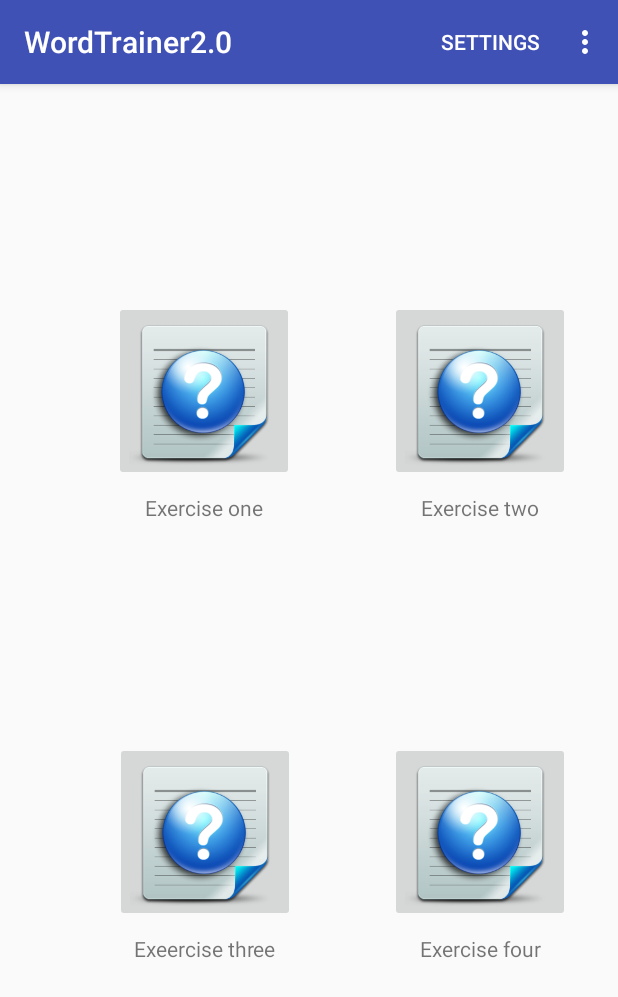
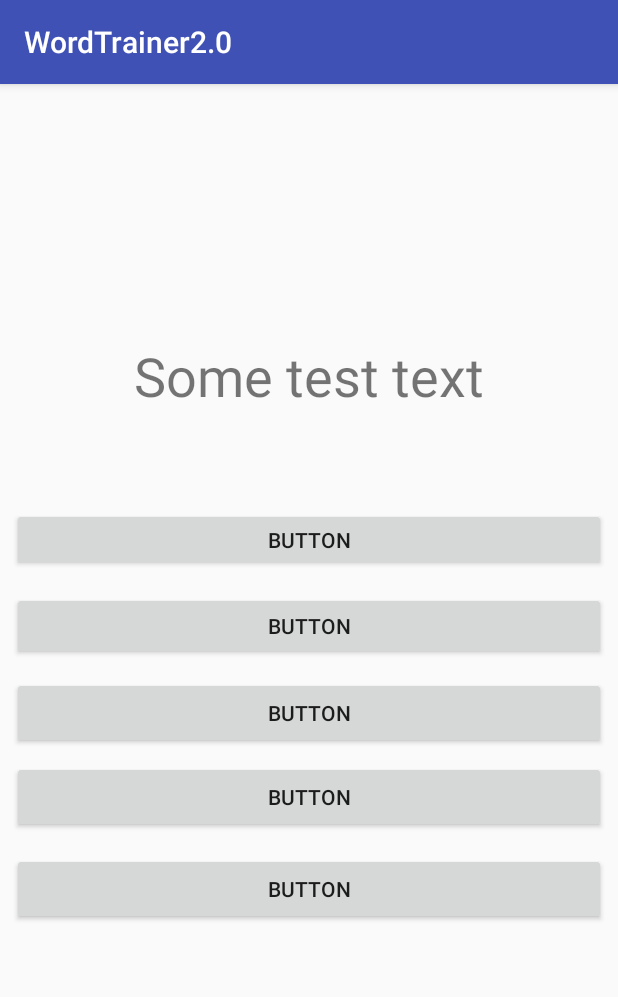
Before and after one commit to kulyklev/WordTrainer2.0, an Android app: the SelectExerciseActivity screen opened directly, with no data from a screen before it, after a tap on an icon or button, on a phone screen of 412 x 824 dp. Shown: the top 997 px of the screen. Run offline under Robolectric (Android 15) with nearby library versions, the phone set to English and light mode, and no system bars; network calls fail.

Commit message:
Added ExerciseThreeActivity which implements task with alternative answers

```diff
--- a/app/src/main/AndroidManifest.xml
+++ b/app/src/main/AndroidManifest.xml
@@ -24,7 +24,8 @@
         <activity android:name=".SelectExerciseActivity" />
         <activity android:name=".ExerciseTwoActivity" />
         <activity android:name=".CalendarActivity" />
-        <activity android:name=".ListOfWordsActivity"></activity>
+        <activity android:name=".ListOfWordsActivity" />
+        <activity android:name=".ExerciseThreeActivity"></activity>
     </application>
 
 </manifest>
--- /dev/null
+++ b/app/src/main/java/com/example/admin/wordtrainer20/ExerciseThreeActivity.java
@@ -0,0 +1,73 @@
+package com.example.admin.wordtrainer20;
+
+import android.support.v7.app.AppCompatActivity;
+import android.os.Bundle;
+import android.view.View;
+import android.widget.Button;
+
+import java.util.ArrayList;
+import java.util.List;
+
+public class ExerciseThreeActivity extends AppCompatActivity implements View.OnClickListener {
+    //Create list if buttons
+    private Button variantButt_1;
+    private Button variantButt_2;
+    private Button variantButt_3;
+    private Button variantButt_4;
+    private Button variantButt_5;
+
+    @Override
+    protected void onCreate(Bundle savedInstanceState) {
+        super.onCreate(savedInstanceState);
+        setContentView(R.layout.activity_exercise_three);
+
+        variantButt_1 = (Button) findViewById(R.id.variantButt_1);
+        variantButt_1.setOnClickListener(this);
+        variantButt_2 = (Button) findViewById(R.id.variantButt_2);
+        variantButt_2.setOnClickListener(this);
+        variantButt_3 = (Button) findViewById(R.id.variantButt_3);
+        variantButt_3.setOnClickListener(this);
+        variantButt_4 = (Button) findViewById(R.id.variantButt_4);
+        variantButt_4.setOnClickListener(this);
+        variantButt_5 = (Button) findViewById(R.id.variantButt_5);
+        variantButt_5.setOnClickListener(this);
+    }
+
+    @Override
+    public void onClick(View v) {
+        switch (v.getId()) {
+            case R.id.variantButt_1:
+                //
+                //Do stuff on button click
+                //
+                break;
+
+            case R.id.variantButt_2:
+                //
+                //Do stuff on button click
+                //
+                break;
+
+            case R.id.variantButt_3:
+                //
+                //Do stuff on button click
+                //
+                break;
+
+            case R.id.variantButt_4:
+                //
+                //Do stuff on button click
+                //
+                break;
+
+            case R.id.variantButt_5:
+                //
+                //Do stuff on button click
+                //
+                break;
+
+            default:
+                break;
+        }
+    }
+}
--- a/app/src/main/java/com/example/admin/wordtrainer20/GridViewAdapter.java
+++ b/app/src/main/java/com/example/admin/wordtrainer20/GridViewAdapter.java
@@ -35,7 +35,7 @@ public class GridViewAdapter extends BaseAdapter {
         }
     }
 
-    static class ViewHolder {
+    private static class ViewHolder {
         ImageView icon;
         TextView text;
     }
--- a/app/src/main/java/com/example/admin/wordtrainer20/ListViewAdapter.java
+++ b/app/src/main/java/com/example/admin/wordtrainer20/ListViewAdapter.java
@@ -25,7 +25,7 @@ public class ListViewAdapter extends BaseAdapter {
         this.libraryNames = libraryNames;
     }
 
-    static class ViewHolder {
+    private static class ViewHolder {
         ImageView image;
         TextView text;
         Button openExersiceButt;
--- a/app/src/main/java/com/example/admin/wordtrainer20/SelectExerciseActivity.java
+++ b/app/src/main/java/com/example/admin/wordtrainer20/SelectExerciseActivity.java
@@ -46,8 +46,8 @@ public class SelectExerciseActivity extends GeneralMenu {
                 //
                 //DO SOME STUFF
                 //
-                Intent openExerciseOneActivity = new Intent(SelectExerciseActivity.this, ExerciseTwoActivity.class);
-                startActivity(openExerciseOneActivity);
+                Intent openExerciseTwoActivity = new Intent(SelectExerciseActivity.this, ExerciseTwoActivity.class);
+                startActivity(openExerciseTwoActivity);
             }
         });
 
@@ -57,6 +57,9 @@ public class SelectExerciseActivity extends GeneralMenu {
                 //
                 //DO SOME STUFF
                 //
+                Intent openExerciseThreeActivity = new Intent(SelectExerciseActivity.this, ExerciseThreeActivity.class);
+                startActivity(openExerciseThreeActivity);
+
             }
         });
 
--- a/app/src/main/res/layout/activity_exercise_one.xml
+++ b/app/src/main/res/layout/activity_exercise_one.xml
@@ -24,7 +24,7 @@
         app:layout_constraintVertical_bias="0.23000002" />
 
     <Button
-        android:id="@+id/buttonYes"
+        android:id="@+id/buttonNo"
         android:layout_width="150dp"
         android:layout_height="wrap_content"
         android:layout_marginBottom="8dp"
@@ -40,7 +40,7 @@
         app:layout_constraintVertical_bias="0.698" />
 
     <Button
-        android:id="@+id/buttonNo"
+        android:id="@+id/buttonYes"
         android:layout_width="150dp"
         android:layout_height="wrap_content"
         android:layout_marginBottom="8dp"
--- /dev/null
+++ b/app/src/main/res/layout/activity_exercise_three.xml
@@ -0,0 +1,89 @@
+<?xml version="1.0" encoding="utf-8"?>
+<android.support.constraint.ConstraintLayout xmlns:android="http://schemas.android.com/apk/res/android"
+    xmlns:app="http://schemas.android.com/apk/res-auto"
+    xmlns:tools="http://schemas.android.com/tools"
+    android:layout_width="match_parent"
+    android:layout_height="match_parent"
+    tools:context="com.example.admin.wordtrainer20.ExerciseThreeActivity">
+
+    <TextView
+        android:layout_width="wrap_content"
+        android:layout_height="wrap_content"
+        android:text="Some test text"
+        android:textSize="36sp"
+        android:layout_marginRight="8dp"
+        app:layout_constraintRight_toRightOf="parent"
+        android:layout_marginLeft="8dp"
+        app:layout_constraintLeft_toLeftOf="parent"
+        app:layout_constraintBottom_toBottomOf="parent"
+        android:layout_marginBottom="8dp"
+        app:layout_constraintTop_toTopOf="parent"
+        android:layout_marginTop="8dp"
+        app:layout_constraintVertical_bias="0.23000002"
+        android:id="@+id/wordTetxView" />
+
+    <Button
+        android:id="@+id/variantButt_1"
+        android:layout_width="match_parent"
+        android:layout_height="42dp"
+        android:layout_marginLeft="8dp"
+        android:layout_marginRight="8dp"
+        android:text="Button"
+        app:layout_constraintLeft_toLeftOf="parent"
+        app:layout_constraintRight_toRightOf="parent"
+        android:layout_marginTop="64dp"
+        app:layout_constraintTop_toBottomOf="@+id/wordTetxView"
+        app:layout_constraintHorizontal_bias="0.0" />
+
+    <Button
+        android:id="@+id/variantButt_2"
+        android:layout_width="match_parent"
+        android:layout_height="45dp"
+        android:layout_marginLeft="8dp"
+        android:layout_marginRight="8dp"
+        android:layout_marginTop="14dp"
+        android:text="Button"
+        app:layout_constraintHorizontal_bias="1.0"
+        app:layout_constraintLeft_toLeftOf="parent"
+        app:layout_constraintRight_toRightOf="parent"
+        app:layout_constraintTop_toBottomOf="@+id/variantButt_1" />
+
+    <Button
+        android:id="@+id/variantButt_3"
+        android:layout_width="match_parent"
+        android:layout_height="wrap_content"
+        android:layout_marginLeft="8dp"
+        android:layout_marginRight="8dp"
+        android:layout_marginTop="11dp"
+        android:text="Button"
+        app:layout_constraintLeft_toLeftOf="parent"
+        app:layout_constraintRight_toRightOf="parent"
+        app:layout_constraintTop_toBottomOf="@+id/variantButt_2"
+        app:layout_constraintHorizontal_bias="0.0" />
+
+    <Button
+        android:id="@+id/variantButt_4"
+        android:layout_width="match_parent"
+        android:layout_height="wrap_content"
+        android:layout_marginLeft="8dp"
+        android:layout_marginRight="8dp"
+        android:layout_marginTop="8dp"
+        android:text="Button"
+        app:layout_constraintLeft_toLeftOf="parent"
+        app:layout_constraintRight_toRightOf="parent"
+        app:layout_constraintTop_toBottomOf="@+id/variantButt_3" />
+
+    <Button
+        android:id="@+id/variantButt_5"
+        android:layout_width="match_parent"
+        android:layout_height="wrap_content"
+        android:layout_marginLeft="8dp"
+        android:layout_marginRight="8dp"
+        android:layout_marginTop="13dp"
+        android:text="Button"
+        app:layout_constraintHorizontal_bias="1.0"
+        app:layout_constraintLeft_toLeftOf="parent"
+        app:layout_constraintRight_toRightOf="parent"
+        app:layout_constraintTop_toBottomOf="@+id/variantButt_4" />
+
+</android.support.constraint.ConstraintLayout>
```
Also changed, not shown: app/src/main/java/com/example/admin/wordtrainer20/LibraryActivity.java (+5 -3 lines), app/src/main/java/com/example/admin/wordtrainer20/MainActivity.java (+4 -6 lines), app/src/main/res/layout/activity_main.xml (+11 -6 lines), app/src/main/res/drawable-hdpi/ic_add_circle_black_24dp.png (added), app/src/main/res/drawable-mdpi/ic_add_circle_black_24dp.png (added), app/src/main/res/drawable-xhdpi/ic_add_circle_black_24dp.png (added), app/src/main/res/drawable-xxhdpi/ic_add_circle_black_24dp.png (added), app/src/main/res/drawable-xxxhdpi/ic_add_circle_black_24dp.png (added).
